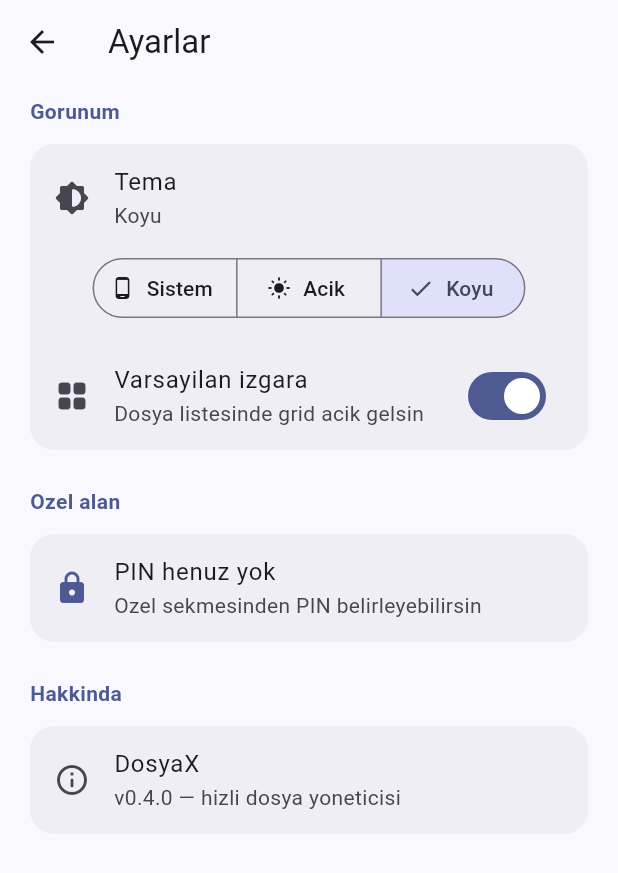
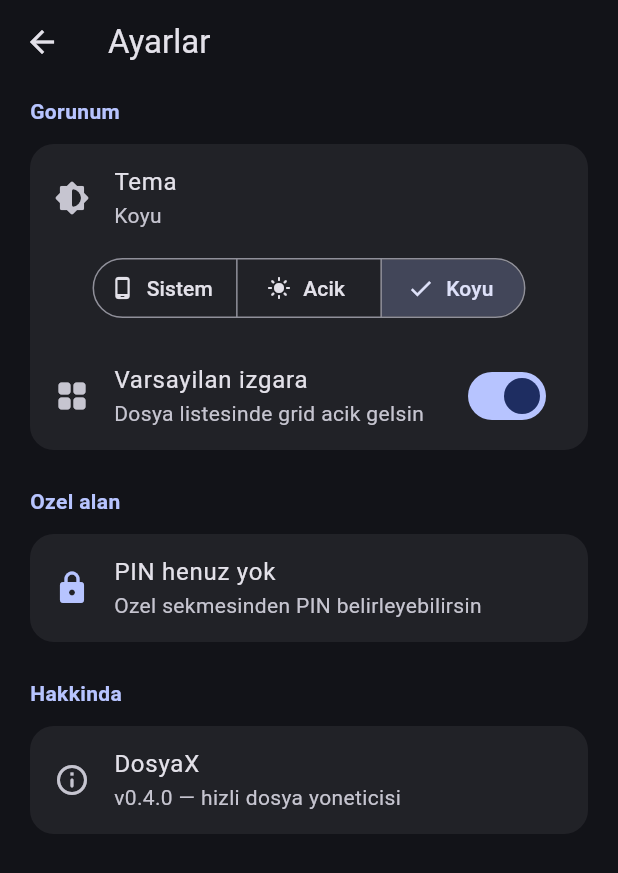
Before and after one commit to Lionapp1/DosyaX, a Flutter app: the SettingsScreen screen opened directly, after a tap on "Acik", after a tap on "Koyu", on a phone screen of 412 x 824 dp. Shown: the top 873 px of the screen. Run offline on Flutter 3.47's test engine with Material 3 defaults, Android fonts, the light colour scheme and no system bars; our stand-ins replace open_filex, permission_handler, share_plus, shared_preferences, video_player; accounts and stored records are empty.

Commit message:
feat: shell nav, theme settings, fixed status bar colors

```diff
--- a/lib/main.dart
+++ b/lib/main.dart
@@ -3,16 +3,22 @@ import 'dart:async';
 import 'package:flutter/material.dart';
 import 'package:flutter/services.dart';
 
-import 'screens/home_screen.dart';
 import 'screens/permission_screen.dart';
+import 'screens/shell_screen.dart';
+import 'services/app_settings.dart';
 import 'services/storage_service.dart';
 
 void main() {
-  runZonedGuarded(() {
+  runZonedGuarded(() async {
     WidgetsFlutterBinding.ensureInitialized();
+    // Avoid edge-to-edge jump: use stable system UI
     try {
-      SystemChrome.setEnabledSystemUIMode(SystemUiMode.edgeToEdge);
+      await SystemChrome.setEnabledSystemUIMode(
+        SystemUiMode.manual,
+        overlays: SystemUiOverlay.values,
+      );
     } catch (_) {}
+    await AppSettings.instance.load();
     FlutterError.onError = (details) {
       FlutterError.presentError(details);
     };
@@ -27,26 +33,54 @@ class DosyaXApp extends StatelessWidget {
 
   static const _seed = Color(0xFF1D4ED8);
 
+  ThemeData _theme(Brightness brightness) {
+    final scheme = ColorScheme.fromSeed(
+      seedColor: _seed,
+      brightness: brightness,
+    );
+    return ThemeData(
+      useMaterial3: true,
+      colorScheme: scheme,
+      scaffoldBackgroundColor: scheme.surface,
+      appBarTheme: AppBarTheme(
+        backgroundColor: scheme.surface,
+        foregroundColor: scheme.onSurface,
+        surfaceTintColor: Colors.transparent,
+        elevation: 0,
+        scrolledUnderElevation: 0,
+        shadowColor: Colors.transparent,
+        systemOverlayStyle: brightness == Brightness.dark
+            ? SystemUiOverlayStyle.light.copyWith(
+                statusBarColor: Colors.transparent,
+                systemNavigationBarColor: scheme.surface,
+                systemNavigationBarIconBrightness: Brightness.light,
+              )
+            : SystemUiOverlayStyle.dark.copyWith(
+                statusBarColor: Colors.transparent,
+                systemNavigationBarColor: scheme.surface,
+                systemNavigationBarIconBrightness: Brightness.dark,
+              ),
+      ),
+      navigationBarTheme: NavigationBarThemeData(
+        backgroundColor: scheme.surface,
+        surfaceTintColor: Colors.transparent,
+        elevation: 0,
+        indicatorColor: scheme.primaryContainer,
+      ),
+    );
+  }
+
   @override
   Widget build(BuildContext context) {
+    return AnimatedBuilder(
+      animation: AppSettings.instance,
+      builder: (context, _) {
         return MaterialApp(
           title: 'DosyaX',
           debugShowCheckedModeBanner: false,
-      themeMode: ThemeMode.system,
-      theme: ThemeData(
-        useMaterial3: true,
-        colorScheme: ColorScheme.fromSeed(
-          seedColor: _seed,
-          brightness: Brightness.light,
-        ),
-      ),
-      darkTheme: ThemeData(
-        useMaterial3: true,
-        colorScheme: ColorScheme.fromSeed(
-          seedColor: _seed,
-          brightness: Brightness.dark,
-        ),
-      ),
+          themeMode: AppSettings.instance.themeMode,
+          theme: _theme(Brightness.light),
+          darkTheme: _theme(Brightness.dark),
           home: const _Root(),
           builder: (context, child) {
             ErrorWidget.builder = (details) {
@@ -63,6 +97,8 @@ class DosyaXApp extends StatelessWidget {
               );
             };
             return child ?? const SizedBox.shrink();
+          },
+        );
       },
     );
   }
@@ -105,6 +141,7 @@ class _RootState extends State<_Root> {
 
     if (_bootError != null) {
       return Scaffold(
+        backgroundColor: cs.surface,
         body: Center(
           child: Padding(
             padding: const EdgeInsets.all(24),
@@ -169,6 +206,6 @@ class _RootState extends State<_Root> {
       );
     }
 
-    return const HomeScreen();
+    return const ShellScreen();
   }
 }
```
Lines whose indentation alone changed are shown as unchanged.
